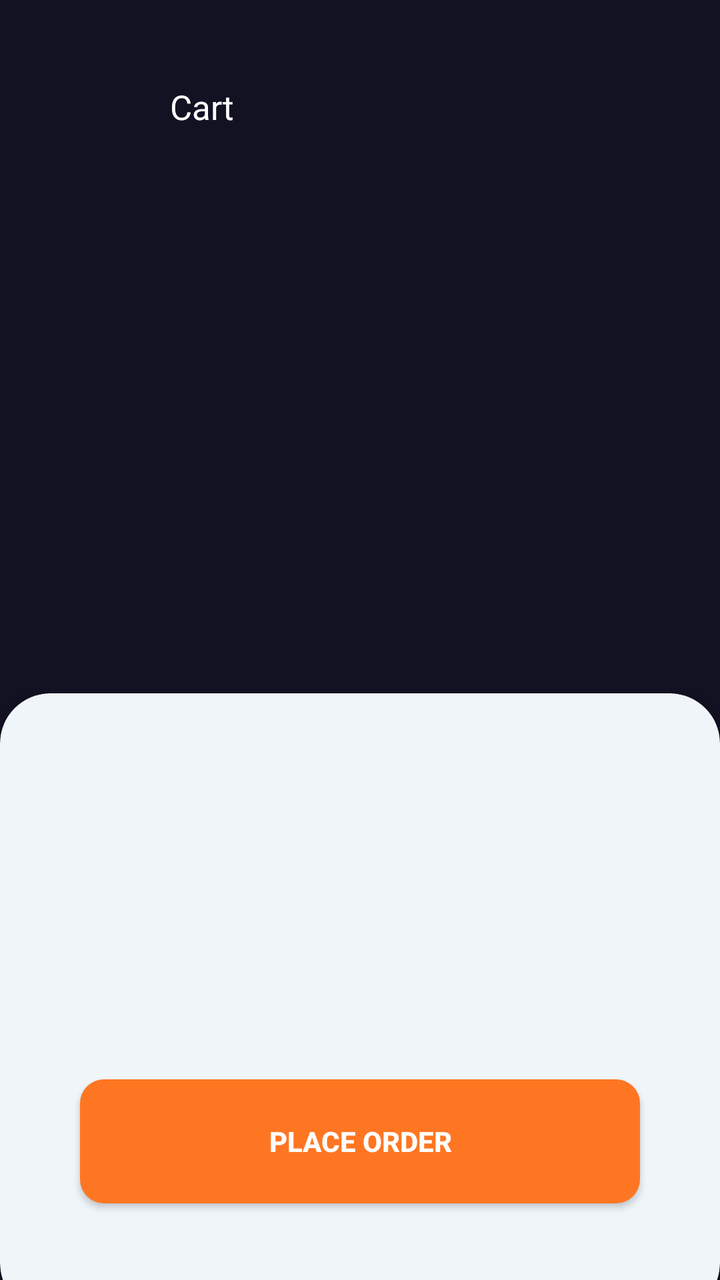
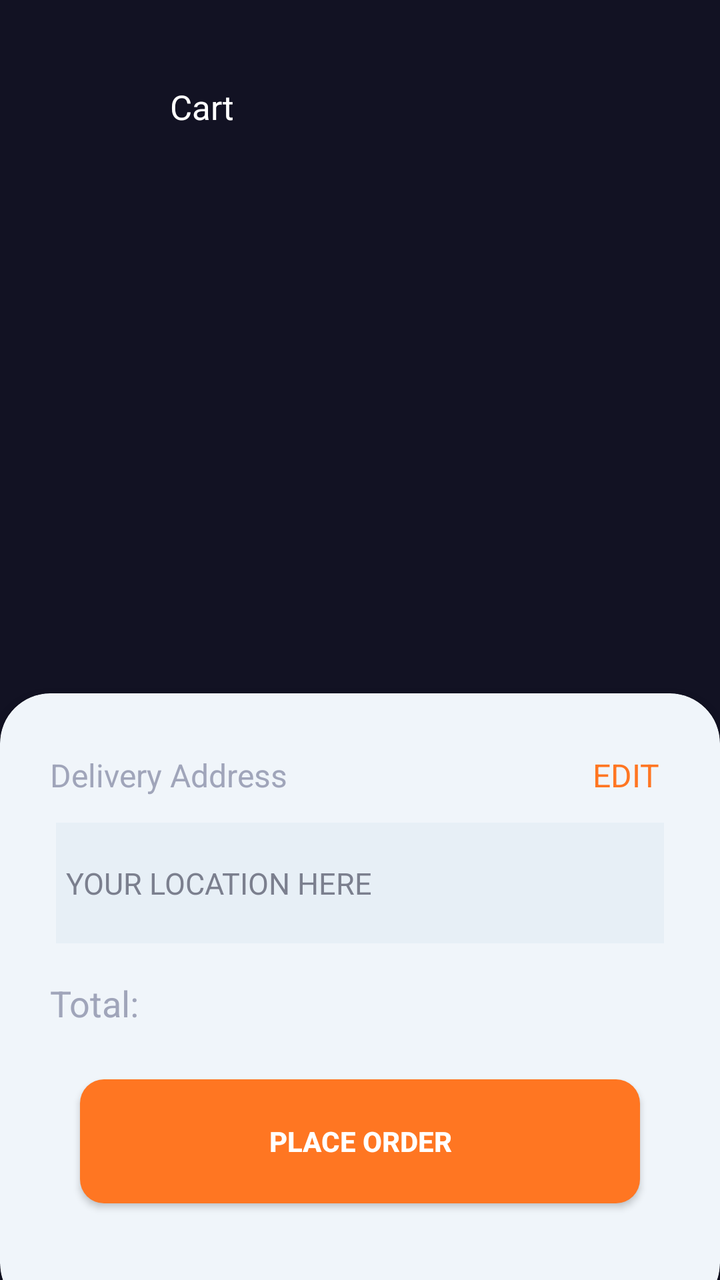

Compare the two renders of this Android layout. The source of the first and the diff that turns it into the second are given below.
<!-- AndroidManifest.xml: application theme Theme.FastDelivery -->
<!-- res/layout/activity_my_cart.xml -->
<?xml version="1.0" encoding="utf-8"?>
<androidx.constraintlayout.widget.ConstraintLayout xmlns:android="http://schemas.android.com/apk/res/android"
    xmlns:app="http://schemas.android.com/apk/res-auto"
    xmlns:tools="http://schemas.android.com/tools"
    android:id="@+id/main"
    android:layout_width="match_parent"
    android:layout_height="match_parent"
    android:background="#121223"
    tools:context=".Activities.DataClasses.My_Cart">
    <androidx.constraintlayout.widget.Guideline
        android:layout_width="wrap_content"
        android:layout_height="wrap_content"
        android:id="@+id/guidlineTop"
        android:orientation="horizontal"
        app:layout_constraintGuide_percent="0.05" />

    <androidx.constraintlayout.widget.Guideline
        android:id="@+id/guidlineBottom"
        android:layout_width="wrap_content"
        android:layout_height="wrap_content"
        android:orientation="horizontal"
        app:layout_constraintGuide_percent="0.95" />
    <androidx.constraintlayout.widget.Guideline
        android:layout_width="wrap_content"
        android:layout_height="wrap_content"
        android:id="@+id/guidlineStart"
        app:layout_constraintGuide_percent="0.05"
        android:orientation="vertical"/>
    <androidx.constraintlayout.widget.Guideline
        android:layout_width="wrap_content"
        android:layout_height="wrap_content"
        android:id="@+id/guidlineEnd"
        app:layout_constraintGuide_percent="0.95"
        android:orientation="vertical"
        />
    <TextView
        android:id="@+id/carttext"
        android:layout_width="wrap_content"
        android:layout_height="wrap_content"
        android:text="Cart"
        app:layout_constraintTop_toTopOf="@id/guidlineTop"
        app:layout_constraintStart_toStartOf="@id/guidlineStart"
        android:layout_marginStart="67dp"
        android:textSize="17sp"
        android:layout_marginTop="10dp"
        android:textColor="@color/white"
        />

    <androidx.recyclerview.widget.RecyclerView
        android:id="@+id/mycartrecyclerview"
        android:layout_width="0dp"
        android:layout_height="0dp"
        app:layout_constraintStart_toStartOf="@id/guidlineStart"
        app:layout_constraintTop_toBottomOf="@id/carttext"
        app:layout_constraintEnd_toEndOf="@id/guidlineEnd"
        app:layout_constraintBottom_toTopOf="@id/cardviewmycart"
        android:layout_marginTop="25dp"
        android:layout_marginBottom="10dp"
        android:scrollbars="none"
        android:overScrollMode="never"
        />
    <androidx.cardview.widget.CardView
        android:id="@+id/cardviewmycart"
        android:layout_width="0dp"
        android:layout_height="310dp"
        app:layout_constraintStart_toStartOf="parent"
        app:layout_constraintEnd_toEndOf="parent"
        app:layout_constraintBottom_toBottomOf="parent"
        app:cardCornerRadius="25dp"
        android:backgroundTint="#F0F5FA"
        android:layout_marginBottom="-17dp"
        >
        <androidx.appcompat.widget.AppCompatButton
            android:id="@+id/placeorderbtn"
            android:layout_width="match_parent"
            android:layout_height="62dp"
            android:layout_marginHorizontal="40dp"
            android:layout_gravity="bottom|center_horizontal"
            android:layout_marginBottom="55dp"
            android:background="@drawable/mainbuttonbackground"
            android:text="Place order"
            android:textColor="@color/white"
            android:textSize="14sp"
            android:textStyle="bold" />

    </androidx.cardview.widget.CardView>

</androidx.constraintlayout.widget.ConstraintLayout>
<!-- resources referenced by this layout -->
<resources>
  <color name="white">#FFFFFFFF</color>
  <!-- drawable mainbuttonbackground (drawable) -->
  <?xml version="1.0" encoding="utf-8"?>
  <shape xmlns:android="http://schemas.android.com/apk/res/android">
      <corners  android:radius="12dp"/>
      <solid android:color="#FF7622"/>
  </shape>
  <style name="Theme.FastDelivery" parent="Base.Theme.FastDelivery" />
  <style name="Base.Theme.FastDelivery" parent="Theme.Material3.Light.NoActionBar">
  
          <item name="colorPrimary">@color/white</item>
          <item name="android:windowActivityTransitions">true</item>
          <item name="android:windowEnterTransition">@transition/explode</item>
          <item name="android:windowExitTransition">@transition/explode</item>
          <item name="android:windowSharedElementEnterTransition">
              @transition/signuptransition
          </item>
          <item name="android:windowSharedElementExitTransition">
              @transition/signuptransition
          </item>
      </style>
</resources>

<!-- the commit's change to res/layout/activity_my_cart.xml (unified diff, before → after) -->
@@ -33,6 +33,7 @@
         app:layout_constraintGuide_percent="0.95"
         android:orientation="vertical"
         />
+
     <TextView
         android:id="@+id/carttext"
         android:layout_width="wrap_content"
@@ -70,6 +71,54 @@
         android:backgroundTint="#F0F5FA"
         android:layout_marginBottom="-17dp"
         >
+        <TextView
+            android:layout_width="wrap_content"
+            android:layout_height="wrap_content"
+            android:text="Delivery Address"
+            android:textColor="#A0A5BA"
+            android:textSize="16sp"
+            android:layout_gravity="top|start"
+            android:layout_marginTop="30dp"
+            android:layout_marginStart="25dp"/>
+        <TextView
+            android:id="@+id/edit_text_btn"
+            android:layout_width="wrap_content"
+            android:layout_height="wrap_content"
+            android:text="EDIT"
+android:textColor="#FF7622"
+            android:textSize="16sp"
+            android:layout_gravity="top|end"
+            android:layout_marginEnd="30dp"
+            android:layout_marginTop="30dp"
+            />
+
+        <TextView
+            android:id="@+id/text_current_location"
+            android:layout_width="match_parent"
+            android:layout_height="wrap_content"
+            android:text="YOUR LOCATION HERE"
+            android:textColor="#7B7F8E"
+            android:textSize="15sp"
+            android:layout_gravity="center_vertical|center_horizontal"
+            android:layout_marginBottom="60dp"
+            android:paddingVertical="20dp"
+            android:paddingHorizontal="5dp"
+            android:autoSizeMaxTextSize="16sp"
+            android:autoSizeMinTextSize="14sp"
+            android:layout_marginHorizontal="28dp"
+            android:background="#E7EFF6"
+android:textStyle="normal"
+            android:maxLines="2"
+            />
+<TextView
+    android:layout_width="wrap_content"
+    android:layout_height="wrap_content"
+    android:text="Total: "
+    android:layout_gravity="center_vertical|start"
+    android:layout_marginStart="25dp"
+    android:textColor="#A0A5BA"
+    android:textSize="18sp"
+    />
         <androidx.appcompat.widget.AppCompatButton
             android:id="@+id/placeorderbtn"
             android:layout_width="match_parent"
